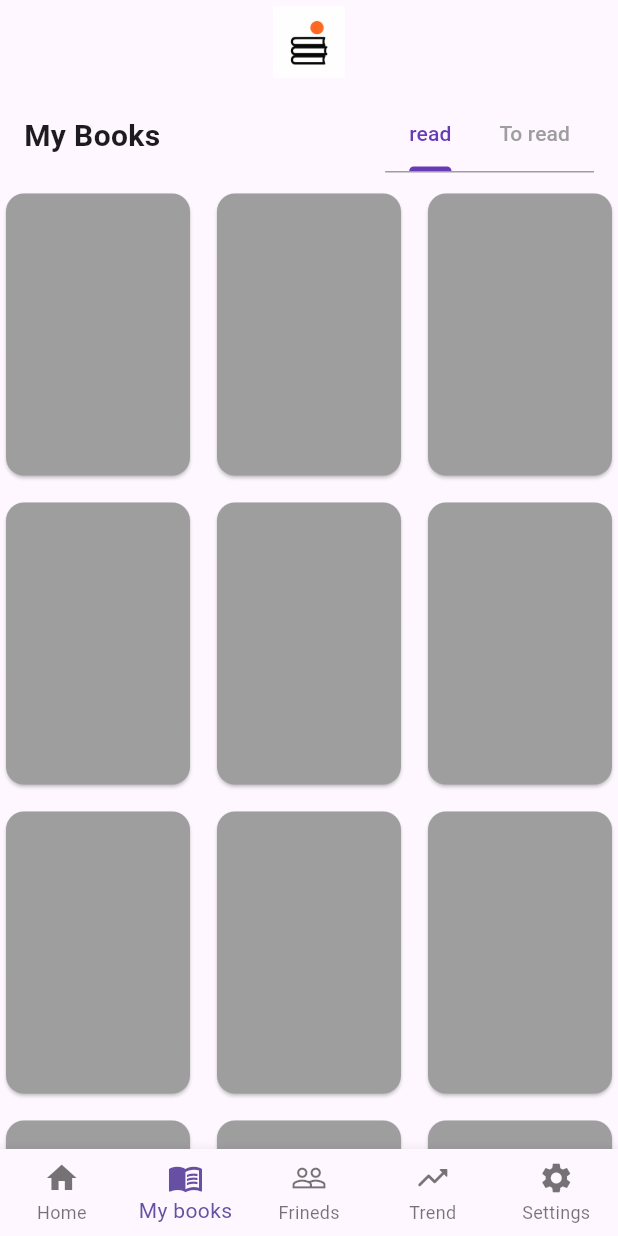
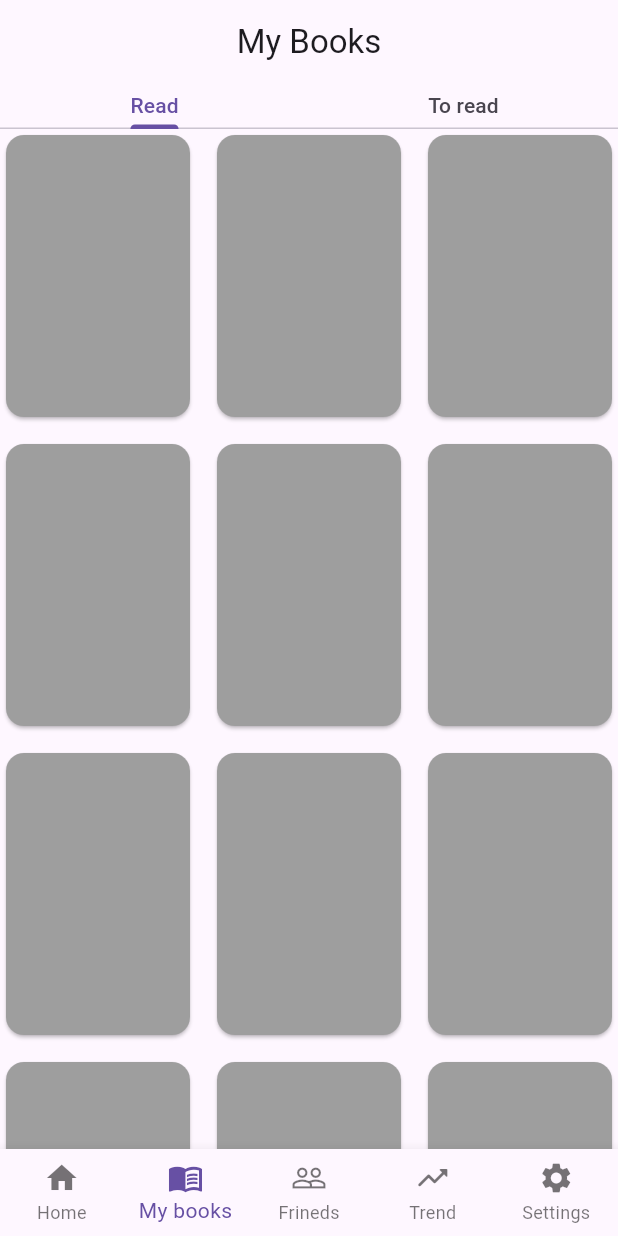
Before and after one commit to n0o0i/yomiru, a Flutter app: the screen it shows after launch, item 2 of the bottom bar chosen, on a phone screen of 412 x 824 dp. Run offline on Flutter 3.47's test engine with Material 3 defaults, Android fonts, the phone set to English and light mode, and no system bars.

Commit message:
update structure of whole code for appbar

```diff
--- a/lib/frontend/MyBooks/myBooks.dart
+++ b/lib/frontend/MyBooks/myBooks.dart
@@ -7,47 +7,25 @@ class MyBooks extends StatelessWidget {
   Widget build(BuildContext context) {
   final screenHeight = MediaQuery.of(context).size.height;
 
-    return DefaultTabController(
+    return Scaffold(
+      appBar: AppBar(
+        // backgroundColor: Colors.white,
+        centerTitle: true,
+        title: Text(AppStrings.MyBooksTitle),
+      ),
+      body: DefaultTabController(
         length: 2,
         child: Column(
           crossAxisAlignment: CrossAxisAlignment.start,
           children: [
-          Padding(
-            padding: const EdgeInsets.symmetric(horizontal: 16, vertical: 10),
-            child: Row(
-              mainAxisAlignment: MainAxisAlignment.spaceBetween,
-              children: [
-                Text(
-                  AppStrings.MyBooksTitle,
-                  style: TextStyle(
-                    fontWeight: FontWeight.bold,
-                    fontSize: 20,
-                  ),
-                ),
-                SizedBox(width: 30),
-                Container(
-                  decoration: BoxDecoration(
-                    border: Border(
-                      bottom: BorderSide(
-                        color: Colors.grey
-                      )
-                    ),
-                  ),
+            SizedBox(
+              height: 30,
               child: TabBar(
-                    dividerColor: Colors.transparent,
-                    indicatorColor: Colors.deepPurple,
-                    labelColor: Colors.deepPurple,
-                    unselectedLabelColor: Colors.grey,
-                    isScrollable: true,
-                    tabAlignment: TabAlignment.start,
                 tabs: [
                   Tab(text: AppStrings.MyBooksTabRead),
                   Tab(text: AppStrings.MyBooksTabToRead)
                 ]
-                  )
-                )
-              ]
-            )
+              ),
             ),
             Expanded(
                 child: TabBarView(
@@ -60,6 +38,7 @@ class MyBooks extends StatelessWidget {
             )
           ]
         )
+      )
     );
   }
 }
--- a/lib/frontend/homePage.dart
+++ b/lib/frontend/homePage.dart
@@ -32,15 +32,6 @@ void _onItemTapped(int index) {
   @override
   Widget build(BuildContext context) {
     return Scaffold(
-      appBar: AppBar(
-        // backgroundColor: Colors.white,
-        centerTitle: true,
-        title: Image.asset(
-          'assets/icons/yomiru_icon.png',
-          width: 48,
-          height: 48,
-        ),
-      ),
       body:  _pages[_selectedIndex],
       bottomNavigationBar: BottomNavigationBar(
         type: BottomNavigationBarType.fixed,
--- a/lib/frontend/shared/strings.dart
+++ b/lib/frontend/shared/strings.dart
@@ -13,7 +13,7 @@ class AppStrings {
   static const String homeSummaryTrends = 'Trends';
   // My books
   static const String MyBooksTitle = 'My Books';
-  static const String MyBooksTabRead = 'read';
+  static const String MyBooksTabRead = 'Read';
   static const String MyBooksTabToRead = 'To read';
   // Friends
   static const String FriendsTabContentsList = 'Contents List';
```
Also changed, not shown: lib/frontend/Friends/friends.dart (+12 -1 lines), lib/frontend/Home/home.dart (+14 -3 lines), lib/frontend/Settings/accoutSettings.dart (added, +27 -0 lines), lib/frontend/Settings/settingsHome.dart (+38 -5 lines), lib/frontend/Trend/trend.dart (+16 -5 lines). Lines whose indentation alone changed are shown as unchanged.
